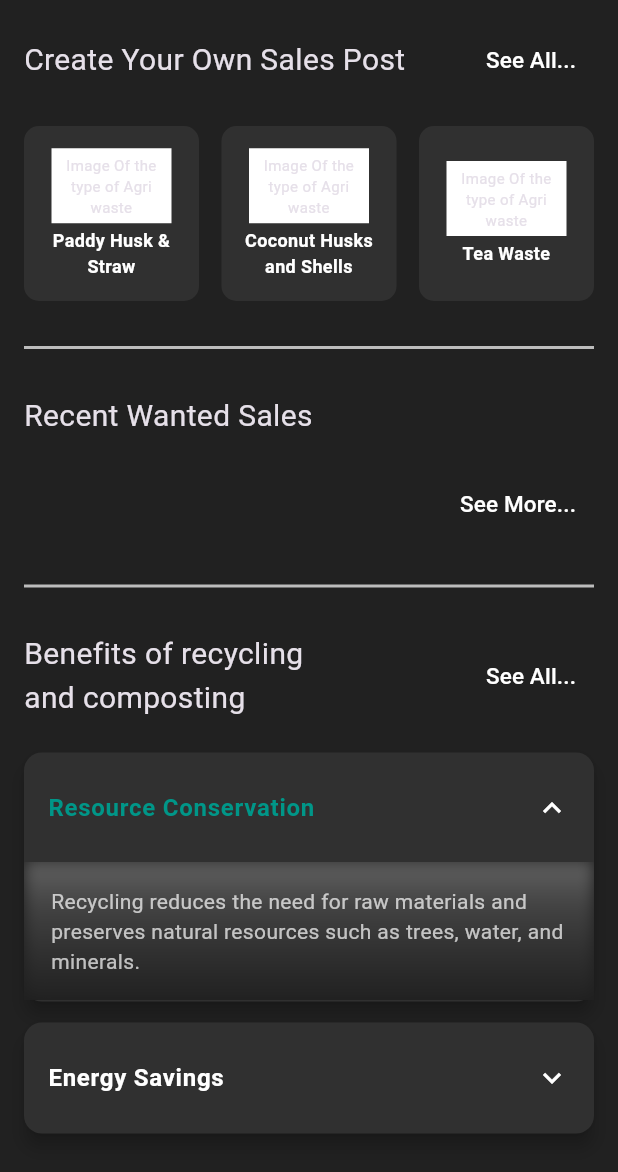
After one commit to Joshuarupasinghe/bio_boost, a Flutter app: the SellerHomePage screen opened directly, after a tap on "Resource Conservation", on a phone screen of 412 x 824 dp. The commit adds this screen. Shown: the top 1172 px of the screen. Run offline on Flutter 3.47's test engine with Material 3 defaults, Android fonts, the phone set to English and light mode, and no system bars; our stand-ins replace cloud_firestore, firebase_auth, firebase_core, firebase_storage, fluttertoast, image_picker and 1 more; accounts and stored records are empty.

Commit message:
added-seller home page

```diff
--- a/lib/screens/home_company.dart
+++ b/lib/screens/home_company.dart
@@ -68,66 +68,12 @@ class _CompanyHomePageState extends State<CompanyHomePage> {
   @override
   Widget build(BuildContext context) {
     return Scaffold(
-      body: Padding(
+      body: SingleChildScrollView(
+        // Wrap the entire body with SingleChildScrollView
+        child: Padding(
           padding: const EdgeInsets.all(16.0),
           child: Column(
             children: [
-            SizedBox(height: 20.0),
-            Expanded(
-              child: GridView.builder(// Disable scrolling
-                gridDelegate: const SliverGridDelegateWithFixedCrossAxisCount(
-                  crossAxisCount: 3,
-                  crossAxisSpacing: 15,
-                  mainAxisSpacing: 15,
-                  childAspectRatio: 1,
-                ),
-                itemCount: categories.length,
-                itemBuilder: (context, index) {
-                  return Container(
-                    padding: const EdgeInsets.all(8.0),
-                    decoration: BoxDecoration(
-                      color: Colors.grey[850],
-                      borderRadius: BorderRadius.circular(10),
-                    ),
-                    child: Column(
-                      mainAxisAlignment: MainAxisAlignment.center,
-                      children: [
-                        Container(
-                          height: 50,
-                          width: 80,
-                          color: Colors.white,
-                          child: const Center(
-                            child: Text(
-                              'Image Of the type of Agri waste',
-                              textAlign: TextAlign.center,
-                              style: TextStyle(fontSize: 10),
-                            ),
-                          ),
-                        ),
-                        const SizedBox(height: 3),
-                        Text(
-                          categories[index]['title']!,
-                          textAlign: TextAlign.center,
-                          style: const TextStyle(
-                            color: Colors.white,
-                            fontSize: 12,
-                            fontWeight: FontWeight.bold,
-                          ),
-                        ),
-                      ],
-                    ),
-                  );
-                },
-              ),
-            ),
-            Column(
-              children: [
-                Container(
-                      height: 2, // Thickness of the border
-                      color: Colors.grey[400], // Color of the border
-                    ),
-              ],
-            ),
               SizedBox(height: 20.0),
               Column(
                 children: [
@@ -188,7 +134,67 @@ class _CompanyHomePageState extends State<CompanyHomePage> {
                   ),
                 ],
               ),
+              Padding(
+                padding: const EdgeInsets.only(top: 30.0, bottom: 30.0),
+                child: Column(
+                  children: [
+                    Container(
+                      height: 2, // Thickness of the border
+                      color: Colors.grey[400], // Color of the border
+                    ),
                   ],
+                ),
+              ),
+              GridView.builder(
+                shrinkWrap: true, // Make GridView take only the necessary space
+                physics:
+                    NeverScrollableScrollPhysics(), // Disable GridView scrolling
+                gridDelegate: const SliverGridDelegateWithFixedCrossAxisCount(
+                  crossAxisCount: 3,
+                  crossAxisSpacing: 15,
+                  mainAxisSpacing: 15,
+                  childAspectRatio: 1,
+                ),
+                itemCount: categories.length,
+                itemBuilder: (context, index) {
+                  return Container(
+                    padding: const EdgeInsets.all(8.0),
+                    decoration: BoxDecoration(
+                      color: Colors.grey[850],
+                      borderRadius: BorderRadius.circular(10),
+                    ),
+                    child: Column(
+                      mainAxisAlignment: MainAxisAlignment.center,
+                      children: [
+                        Container(
+                          height: 50,
+                          width: 80,
+                          color: Colors.white,
+                          child: const Center(
+                            child: Text(
+                              'Image Of the type of Agri waste',
+                              textAlign: TextAlign.center,
+                              style: TextStyle(fontSize: 10),
+                            ),
+                          ),
+                        ),
+                        const SizedBox(height: 3),
+                        Text(
+                          categories[index]['title']!,
+                          textAlign: TextAlign.center,
+                          style: const TextStyle(
+                            color: Colors.white,
+                            fontSize: 12,
+                            fontWeight: FontWeight.bold,
+                          ),
+                        ),
+                      ],
+                    ),
+                  );
+                },
+              ),
+            ],
+          ),
         ),
       ),
     );
--- /dev/null
+++ b/lib/screens/home_seller.dart
@@ -0,0 +1,416 @@
+import 'package:bio_boost/screens/benefits.dart';
+import 'package:bio_boost/screens/wanted_sales.dart';
+import 'package:flutter/material.dart';
+import 'package:bio_boost/services/service_request_service.dart';
+import 'dart:ui';
+
+class SellerHomePage extends StatefulWidget {
+  const SellerHomePage({super.key});
+
+  @override
+  State<SellerHomePage> createState() => _SellerHomePageState();
+}
+
+class _SellerHomePageState extends State<SellerHomePage> {
+  final ServiceRequestService _serviceRequestService = ServiceRequestService();
+  List<Map<String, dynamic>> _serviceRequests = [];
+  bool _isLoading = true;
+
+  final List<Map<String, String>> categories = [
+    {'title': 'Paddy Husk & Straw'},
+    {'title': 'Coconut Husks and Shells'},
+    {'title': 'Tea Waste'}
+  ];
+
+  @override
+  void initState() {
+    super.initState();
+    _fetchServiceRequests();
+  }
+
+  Future<void> _fetchServiceRequests() async {
+    try {
+      final requests = await _serviceRequestService.getServiceRequests();
+      setState(() {
+        _serviceRequests = requests;
+        _isLoading = false;
+      });
+    } catch (e) {
+      setState(() {
+        _isLoading = false;
+      });
+      ScaffoldMessenger.of(context).showSnackBar(
+        SnackBar(content: Text('Failed to load service requests: $e')),
+      );
+    }
+  }
+
+
+
+@override
+Widget build(BuildContext context) {
+  return Scaffold(
+    body: SingleChildScrollView(
+      child: Padding(
+        padding: const EdgeInsets.all(16.0),
+        child: Column(
+          children: [
+            _buildHeader(),
+            SizedBox(height: 20.0),
+            SizedBox(
+              child: GridView.builder(
+                shrinkWrap: true,
+                physics: const NeverScrollableScrollPhysics(),
+                gridDelegate: const SliverGridDelegateWithFixedCrossAxisCount(
+                  crossAxisCount: 3,
+                  crossAxisSpacing: 15,
+                  mainAxisSpacing: 15,
+                  childAspectRatio: 1,
+                ),
+                itemCount: categories.length,
+                itemBuilder: (context, index) {
+                  return Container(
+                    padding: const EdgeInsets.all(8.0),
+                    decoration: BoxDecoration(
+                      color: Colors.grey[850],
+                      borderRadius: BorderRadius.circular(10),
+                    ),
+                    child: Column(
+                      mainAxisAlignment: MainAxisAlignment.center,
+                      children: [
+                        Container(
+                          height: 50,
+                          width: 80,
+                          color: Colors.white,
+                          child: const Center(
+                            child: Text(
+                              'Image Of the type of Agri waste',
+                              textAlign: TextAlign.center,
+                              style: TextStyle(fontSize: 10),
+                            ),
+                          ),
+                        ),
+                        const SizedBox(height: 3),
+                        Text(
+                          categories[index]['title']!,
+                          textAlign: TextAlign.center,
+                          style: const TextStyle(
+                            color: Colors.white,
+                            fontSize: 12,
+                            fontWeight: FontWeight.bold,
+                          ),
+                        ),
+                      ],
+                    ),
+                  );
+                },
+              ),
+            ),
+            _buildDivider(),
+            _buildRecentWantedSales(),
+            _buildSeeMoreButton(),
+            _buildDivider(),
+            _buildBenefitsHeader(),
+            _buildBenefitsList(),
+          ],
+        ),
+      ),
+    ),
+  );
+}
+
+
+
+  Widget _buildHeader() {
+    return Row(
+      mainAxisAlignment: MainAxisAlignment.spaceBetween,
+      children: [
+        Column(
+          children: [
+            Text("Create Your Own Sales Post", style: TextStyle(fontSize: 20)),
+          ],
+        ),
+        Column(
+          children: [
+            TextButton(
+              onPressed: () {
+                Navigator.push(
+                  context,
+                  MaterialPageRoute(builder: (context) => WantedPage()),
+                );
+              },
+              child: Text(
+                "See All...",
+                style: TextStyle(fontSize: 15.0, color: Colors.white),
+              ),
+            ),
+          ],
+        ),
+      ],
+    );
+  }
+
+  Widget _buildDivider() {
+    return Column(
+      children: [
+        Padding(
+          padding: const EdgeInsets.only(top: 30.0, bottom: 30.0),
+          child: Container(height: 2, color: Colors.grey[400]),
+        ),
+      ],
+    );
+  }
+
+  Widget _buildRecentWantedSales() {
+    return Column(
+      children: [
+        Align(
+          alignment: Alignment.topLeft,
+          child: Text("Recent Wanted Sales", style: TextStyle(fontSize: 20)),
+        ),
+        const SizedBox(height: 20),
+        Column(
+          children:
+              _serviceRequests
+                  .take(3)
+                  .map((data) => _buildWantedCard(data))
+                  .toList(),
+        ),
+      ],
+    );
+  }
+
+  Widget _buildSeeMoreButton() {
+    return Column(
+      children: [
+        Align(
+          alignment: Alignment.topRight,
+          child: TextButton(
+            onPressed: () {
+              Navigator.push(
+                context,
+                MaterialPageRoute(builder: (context) => WantedPage()),
+              );
+            },
+            child: Text(
+              "See More...",
+              style: TextStyle(fontSize: 15.0, color: Colors.white),
+            ),
+          ),
+        ),
+      ],
+    );
+  }
+
+  Widget _buildBenefitsHeader() {
+    return Row(
+      mainAxisAlignment: MainAxisAlignment.spaceBetween,
+      children: [
+        Column(
+          crossAxisAlignment: CrossAxisAlignment.start,
+          children: [
+            Text("Benefits of recycling", style: TextStyle(fontSize: 20.0)),
+            Text("and composting", style: TextStyle(fontSize: 20.0)),
+          ],
+        ),
+        Column(
+          children: [
+            TextButton(
+              onPressed: () {
+                Navigator.push(
+                  context,
+                  MaterialPageRoute(builder: (context) => BenefitsPage()),
+                );
+              },
+              child: Text(
+                "See All...",
+                style: TextStyle(fontSize: 15.0, color: Colors.white),
+              ),
+            ),
+          ],
+        ),
+      ],
+    );
+  }
+
+  Widget _buildBenefitsList() {
+    return Column(
+      children: [
+        const SizedBox(height: 20),
+        _buildBenefitCard(
+          title: "Resource Conservation",
+          description:
+              "Recycling reduces the need for raw materials and preserves natural resources such as trees, water, and minerals.",
+        ),
+        const SizedBox(height: 10),
+        _buildBenefitCard(
+          title: "Energy Savings",
+          description:
+              "Recycling uses less energy than producing new products, lowering greenhouse gas emissions.",
+        ),
+      ],
+    );
+  }
+
+  Widget _buildWantedCard(Map<String, dynamic> data) {
+    return Container(
+      margin: const EdgeInsets.symmetric(vertical: 8),
+      padding: const EdgeInsets.all(15),
+      decoration: BoxDecoration(
+        color: Colors.grey[850],
+        borderRadius: BorderRadius.circular(8),
+      ),
+      child: Column(
+        crossAxisAlignment: CrossAxisAlignment.start,
+        children: [
+          Column(
+            children: [
+              Text(
+                "Needs ${data['serviceType'] ?? '(Agri waste type)'}",
+                style: const TextStyle(
+                  fontSize: 16,
+                  fontWeight: FontWeight.bold,
+                  color: Colors.white,
+                ),
+              ),
+            ],
+          ),
+          const SizedBox(height: 8),
+          Row(
+            crossAxisAlignment: CrossAxisAlignment.start,
+            children: [
+              Container(
+                width: 60,
+                height: 60,
+                decoration: const BoxDecoration(
+                  shape: BoxShape.circle,
+                  color: Colors.black,
+                ),
+              ),
+              const SizedBox(width: 10),
+              Expanded(
+                child: Column(
+                  crossAxisAlignment: CrossAxisAlignment.start,
+                  children: [
+                    Text(
+                      "Name: ${data['name'] ?? 'N/A'}",
+                      style: const TextStyle(color: Colors.white),
+                    ),
+                    Text(
+                      "Location: ${data['location'] ?? 'N/A'}",
+                      style: const TextStyle(color: Colors.white),
+                    ),
+                    Text(
+                      "Weight: ${data['weight'] ?? 'N/A'} kg",
+                      style: const TextStyle(color: Colors.white),
+                    ),
+                    Text(
+                      data['description'] ?? 'No description provided',
+                      style: const TextStyle(
+                        color: Color.fromARGB(255, 180, 175, 175),
+                      ),
+                    ),
+                  ],
+                ),
+              ),
+              Column(
+                children: [
+                  const Icon(Icons.call, color: Colors.white, size: 30),
+                ],
+              ),
+            ],
+          ),
+        ],
+      ),
+    );
+  }
+
+  Widget _buildBenefitCard({
+    required String title,
+    required String description,
+  }) {
+    return BenefitTile(title: title, description: description);
+  }
+}
+
+class BenefitTile extends StatefulWidget {
+  final String title;
+  final String description;
+
+  const BenefitTile({
+    required this.title,
+    required this.description,
+    super.key,
+  });
+
+  @override
+  State<BenefitTile> createState() => _BenefitTileState();
+}
+
+class _BenefitTileState extends State<BenefitTile> {
+  bool _isExpanded = false;
+
+  @override
+  Widget build(BuildContext context) {
+    return Card(
+      color: Colors.grey[850],
+      elevation: 5,
+      shape: RoundedRectangleBorder(borderRadius: BorderRadius.circular(12)),
+      margin: const EdgeInsets.symmetric(vertical: 2),
+      child: Theme(
+        data: Theme.of(context).copyWith(dividerColor: Colors.transparent),
+        child: ExpansionTile(
+          title: Text(
+            widget.title,
+            style: TextStyle(
+              fontWeight: FontWeight.bold,
+              color: _isExpanded ? Colors.teal : Colors.white,
+              fontSize: 16,
+            ),
+          ),
+          iconColor: Colors.white,
+          collapsedIconColor: Colors.white,
+          tilePadding: const EdgeInsets.symmetric(horizontal: 16, vertical: 8),
+          onExpansionChanged: (expanded) {
+            setState(() {
+              _isExpanded = expanded;
+            });
+          },
+          children: [
+            Container(
+              padding: const EdgeInsets.fromLTRB(16, 14, 16, 14),
+              decoration: BoxDecoration(
+                gradient: LinearGradient(
+                  colors: [
+                    Colors.grey[700]!,
+                    Colors.grey[800]!,
+                    Colors.grey[850]!,
+                    Colors.grey[900]!,
+                  ],
+                  begin: Alignment.topCenter,
+                  end: Alignment.bottomCenter,
+                  stops: const [0.0, 0.33, 0.66, 1.0],
+                ),
+                borderRadius: const BorderRadius.only(
+                  bottomLeft: Radius.circular(12),
+                  bottomRight: Radius.circular(12),
+                ),
+              ),
+              child: BackdropFilter(
+                filter: ImageFilter.blur(sigmaX: 5, sigmaY: 5),
+                child: Padding(
+                  padding: const EdgeInsets.all(2.0),
+                  child: Text(
+                    widget.description,
+                    style: const TextStyle(color: Colors.white70, fontSize: 14),
+                    textAlign: TextAlign.left,
+                  ),
+                ),
+              ),
+            ),
+          ],
+        ),
+      ),
+    );
+  }
+}
```
Lines whose indentation alone changed are shown as unchanged.
